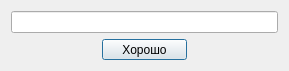
sambarling/Sambarling_corp, file games/name_Dio.ui: the form before one commit.
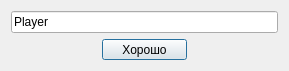
The form after the commit.

Patch:
```diff
--- a/games/name_Dio.ui
+++ b/games/name_Dio.ui
@@ -34,7 +34,14 @@
     </widget>
    </item>
    <item row="0" column="0" colspan="3">
-    <widget class="QLineEdit" name="lineEdit"/>
+    <widget class="QLineEdit" name="lineEdit">
+     <property name="text">
+      <string>Player</string>
+     </property>
+     <property name="placeholderText">
+      <string/>
+     </property>
+    </widget>
    </item>
   </layout>
  </widget>
```
